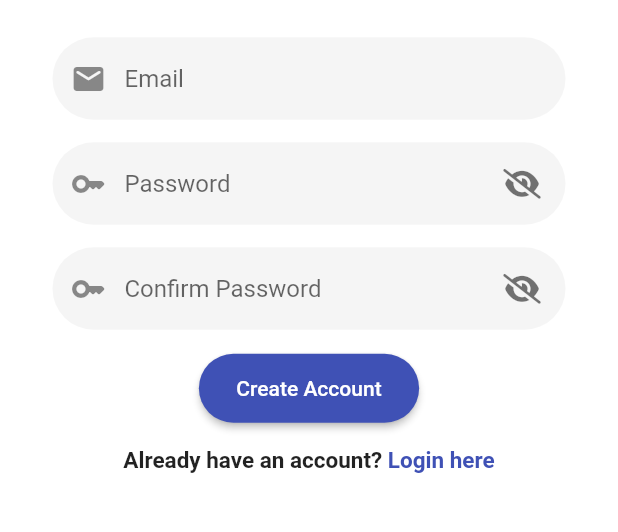
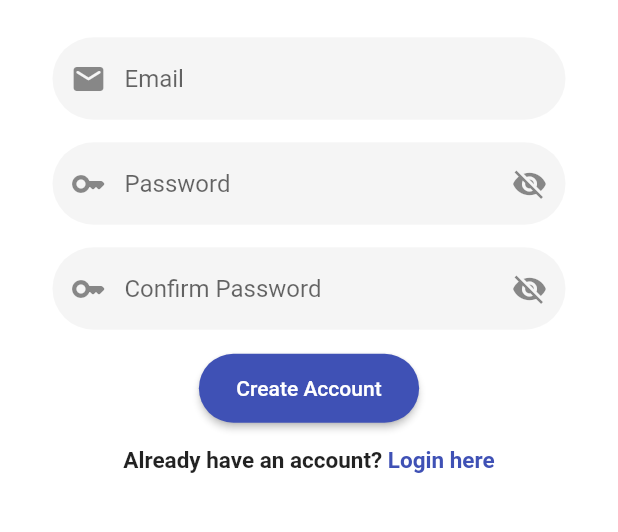
Before and after one commit to Rezuanul-Islam-Fahim/flutter_stripe_payments_app, a Flutter app: the RegisterScreen screen opened by its route, on a phone screen of 412 x 824 dp, the part 406-938 px from its top. Run offline on Flutter 3.47's test engine with Material 2 defaults, Android fonts, the phone set to English and light mode, and no system bars; our stand-ins replace firebase_core; accounts and stored records are empty.

Commit message:
Change password field visibility method

```diff
--- a/lib/theme.dart
+++ b/lib/theme.dart
@@ -12,6 +12,5 @@ ThemeData get theme {
       systemOverlayStyle: SystemUiOverlayStyle.light,
     ),
     scaffoldBackgroundColor: Colors.white,
-    // navigationBarTheme:
   );
 }
--- a/lib/widgets/auth_form.dart
+++ b/lib/widgets/auth_form.dart
@@ -1,34 +1,18 @@
 import 'package:flutter/material.dart';
-import 'package:font_awesome_flutter/font_awesome_flutter.dart';
 
 import '../helpers/auth_helper.dart';
 
-class AuthForm extends StatefulWidget {
+class AuthForm extends StatelessWidget {
   const AuthForm({super.key, this.authMode});
 
   final AuthMode? authMode;
 
   @override
-  State<AuthForm> createState() => _AuthFormState();
-}
+  Widget build(BuildContext context) {
+    final GlobalKey<FormState> formKey = GlobalKey<FormState>();
 
-class _AuthFormState extends State<AuthForm> {
-  final GlobalKey<FormState> _formKey = GlobalKey<FormState>();
-  bool _passwordHide = true;
-  bool _confirmPasswordHide = true;
-
-  void _togglePasswordVisibility() {
-    setState(() => _passwordHide = !_passwordHide);
-  }
-
-  void _toggleConfirmPasswordVisibility() {
-    setState(() => _confirmPasswordHide = !_confirmPasswordHide);
-  }
-
-  @override
-  Widget build(BuildContext context) {
     return Form(
-      key: _formKey,
+      key: formKey,
       child: Column(
         children: [
           const SizedBox(height: 25),
@@ -45,31 +29,25 @@ class _AuthFormState extends State<AuthForm> {
             ),
           ),
           const SizedBox(height: 15),
-          PasswordField(
+          const PasswordField(
             hintText: 'Password',
             textInputAction: TextInputAction.next,
-            passwordHide: _passwordHide,
-            handler: _togglePasswordVisibility,
           ),
           const SizedBox(height: 15),
-          if (widget.authMode == AuthMode.register)
+          if (authMode == AuthMode.register)
             Column(
-              children: [
+              children: const [
                 PasswordField(
                   hintText: 'Confirm Password',
-                  textInputAction: TextInputAction.done,
-                  passwordHide: _confirmPasswordHide,
-                  handler: _toggleConfirmPasswordVisibility,
+                  textInputAction: TextInputAction.next,
                 ),
-                const SizedBox(height: 15),
+                SizedBox(height: 15),
               ],
             ),
           ElevatedButton(
             style: AuthHelper.authButtonStyle,
             child: Text(
-              widget.authMode == AuthMode.login
-                  ? 'Login Now'
-                  : 'Create Account',
+              authMode == AuthMode.login ? 'Login Now' : 'Create Account',
             ),
             onPressed: () {},
           ),
@@ -80,59 +58,48 @@ class _AuthFormState extends State<AuthForm> {
   }
 }
 
-class PasswordField extends StatelessWidget {
+class PasswordField extends StatefulWidget {
   const PasswordField({
     super.key,
     this.hintText,
     this.textInputAction,
-    this.passwordHide,
-    this.handler,
   });
 
   final String? hintText;
   final TextInputAction? textInputAction;
-  final bool? passwordHide;
-  final Function()? handler;
-  // bool obscureText = true;
 
-  // void _togglePasswordVisibility() {
-  //   setState(() => obscureText = !obscureText);
-  // }
+  @override
+  State<PasswordField> createState() => _PasswordFieldState();
+}
+
+class _PasswordFieldState extends State<PasswordField> {
+  bool _obscureText = true;
+
+  void _togglePasswordVisibility() {
+    setState(() => _obscureText = !_obscureText);
+  }
 
   @override
   Widget build(BuildContext context) {
-    return Stack(
-      children: [
-        Padding(
-          padding: const EdgeInsets.symmetric(horizontal: 35),
-          child: TextFormField(
-            decoration: AuthHelper.getInputDecoration(
-              hintText: hintText,
-              prefixIcon: Icons.key_rounded,
+    return Padding(
+      padding: const EdgeInsets.symmetric(horizontal: 35),
+      child: TextFormField(
+        decoration: AuthHelper.getInputDecoration(
+          hintText: widget.hintText,
+          prefixIcon: Icons.key_rounded,
+        ).copyWith(
+          suffixIcon: IconButton(
+            icon: Icon(
+              _obscureText ? Icons.visibility_off : Icons.visibility,
             ),
-            obscureText: passwordHide!,
-            textInputAction: textInputAction,
-            enableSuggestions: false,
-            autocorrect: false,
+            onPressed: _togglePasswordVisibility,
           ),
         ),
-        Positioned(
-          right: 40,
-          top: 3,
-          child: IconButton(
-            icon: FaIcon(
-              passwordHide!
-                  ? FontAwesomeIcons.solidEyeSlash
-                  : FontAwesomeIcons.solidEye,
-              size: 20,
-              color: Colors.black54,
-            ),
-            onPressed: handler!,
-            splashColor: Colors.transparent,
-            highlightColor: Colors.transparent,
-          ),
-        ),
-      ],
+        obscureText: _obscureText,
+        textInputAction: widget.textInputAction,
+        enableSuggestions: false,
+        autocorrect: false,
+      ),
     );
   }
 }
```
